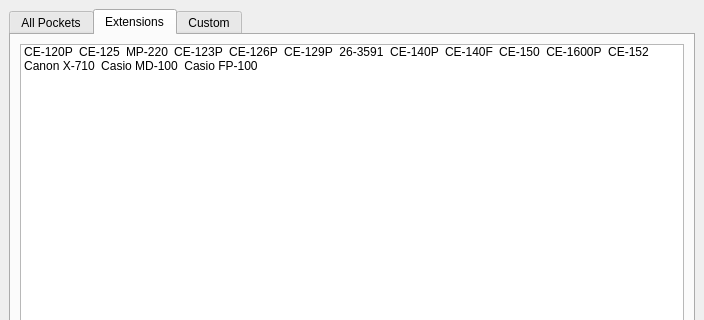
Qt form ui/startup.ui (TheProjecter/pockemul) before a commit; both pictures show x 0 to 704 and y 0 to 320 of the 704 by 557 pixel window.
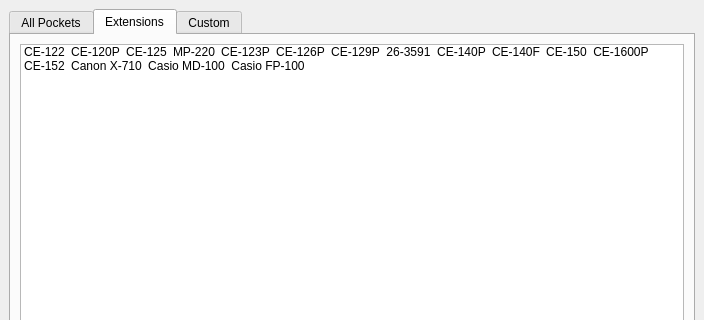
The same form after that commit. The open tabs and pages were chosen to show the change. Icons and pictures are not drawn.

```diff
--- a/ui/startup.ui
+++ b/ui/startup.ui
@@ -499,6 +499,15 @@
          <property name="uniformItemSizes">
           <bool>false</bool>
          </property>
+         <item>
+          <property name="text">
+           <string>CE-122</string>
+          </property>
+          <property name="icon">
+           <iconset resource="../resources/ext2.qrc">
+            <normaloff>:/EXT/ext/ce-122.png</normaloff>:/EXT/ext/ce-122.png</iconset>
+          </property>
+         </item>
          <item>
           <property name="text">
            <string>CE-120P</string>
```
